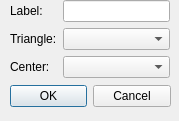
The window that Dialogs/AddTriangleCenterDialogs/addtrianglecenter.ui (LFriday13/geometry-toolbox) describes before a commit, drawn with Qt 5.
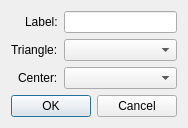
The same window after the commit.

```diff
--- a/Dialogs/AddTriangleCenterDialogs/addtrianglecenter.ui
+++ b/Dialogs/AddTriangleCenterDialogs/addtrianglecenter.ui
@@ -13,32 +13,12 @@
   <property name="windowTitle">
    <string>Dialog</string>
   </property>
-  <widget class="QDialogButtonBox" name="buttonBox">
-   <property name="geometry">
-    <rect>
-     <x>10</x>
-     <y>80</y>
-     <width>161</width>
-     <height>32</height>
-    </rect>
-   </property>
-   <property name="orientation">
-    <enum>Qt::Horizontal</enum>
-   </property>
-   <property name="standardButtons">
-    <set>QDialogButtonBox::Cancel|QDialogButtonBox::Ok</set>
-   </property>
-  </widget>
-  <widget class="QWidget" name="formLayoutWidget">
-   <property name="geometry">
-    <rect>
-     <x>10</x>
-     <y>0</y>
-     <width>160</width>
-     <height>80</height>
-    </rect>
-   </property>
+  <layout class="QVBoxLayout" name="verticalLayout">
+   <item>
    <layout class="QFormLayout" name="formLayout">
+     <property name="labelAlignment">
+      <set>Qt::AlignRight|Qt::AlignTrailing|Qt::AlignVCenter</set>
+     </property>
     <item row="0" column="0">
      <widget class="QLabel" name="labelLabel">
       <property name="text">
@@ -70,7 +50,18 @@
      <widget class="QComboBox" name="centerComboBox"/>
     </item>
    </layout>
-  </widget>
+   </item>
+   <item>
+    <widget class="QDialogButtonBox" name="buttonBox">
+     <property name="orientation">
+      <enum>Qt::Horizontal</enum>
+     </property>
+     <property name="standardButtons">
+      <set>QDialogButtonBox::Cancel|QDialogButtonBox::Ok</set>
+     </property>
+    </widget>
+   </item>
+  </layout>
  </widget>
  <resources/>
  <connections>
```
Lines whose indentation alone changed are shown as unchanged.
